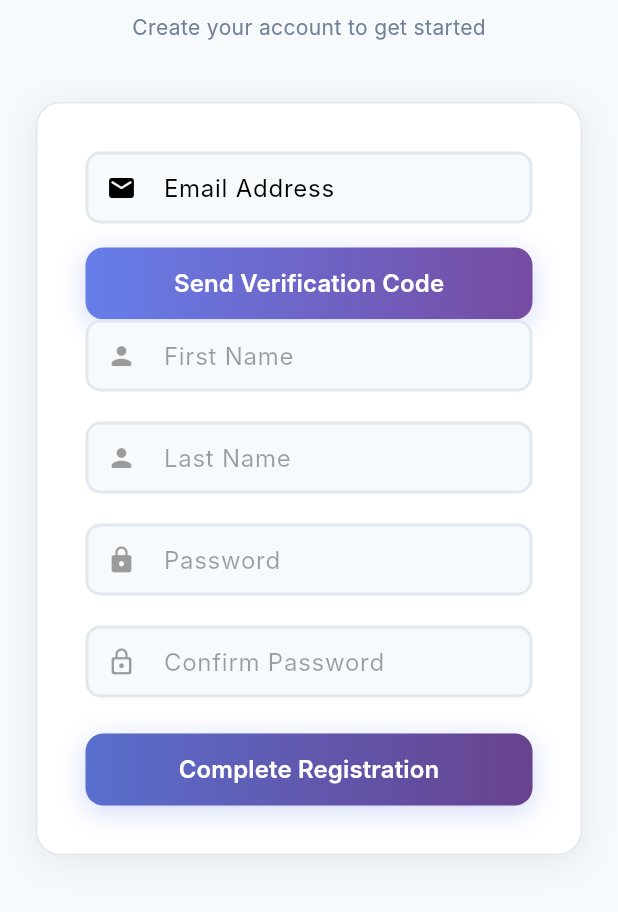
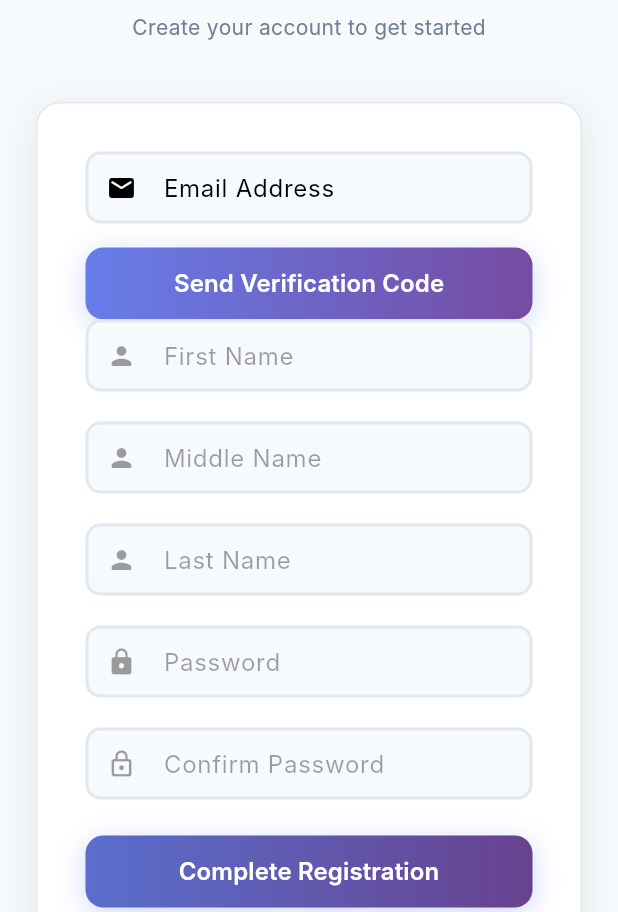
Before and after one commit to jsobrevinas6-debug/MajayjayApp, a Flutter app: the RegistrationPage screen opened by its route, on a phone screen of 412 x 824 dp, the part 324-1236 px from its top. Run offline on Flutter 3.47's test engine with Material 3 defaults, Android fonts, the phone set to English and light mode, and no system bars; our stand-ins replace firebase_core, image_picker, supabase_flutter; accounts and stored records are empty; Roboto replaces fonts that are missing (Inter).

Commit message:
Add middle name field to registration

```diff
--- a/lib/login/registration.dart
+++ b/lib/login/registration.dart
@@ -15,6 +15,7 @@ class _RegistrationPageState extends State<RegistrationPage> {
   final TextEditingController _emailController = TextEditingController();
   final TextEditingController _otpController = TextEditingController();
   final TextEditingController _firstNameController = TextEditingController();
+  final TextEditingController _middleNameController = TextEditingController();
   final TextEditingController _surnameController = TextEditingController();
   final TextEditingController _passwordController = TextEditingController();
   final TextEditingController _confirmPasswordController = TextEditingController();
@@ -320,6 +321,35 @@ class _RegistrationPageState extends State<RegistrationPage> {
         ),
         const SizedBox(height: 20),
         TextFormField(
+          controller: _middleNameController,
+          enabled: _isEmailVerified,
+          decoration: InputDecoration(
+            labelText: 'Middle Name',
+            hintText: _isEmailVerified ? 'Enter your middle name' : 'Verify email first',
+            prefixIcon: const Icon(Icons.person_rounded, size: 20),
+            filled: true,
+            fillColor: const Color(0xFFF7FAFC),
+            border: OutlineInputBorder(
+              borderRadius: BorderRadius.circular(10),
+              borderSide: const BorderSide(color: Color(0xFFE2E8F0), width: 2),
+            ),
+            enabledBorder: OutlineInputBorder(
+              borderRadius: BorderRadius.circular(10),
+              borderSide: const BorderSide(color: Color(0xFFE2E8F0), width: 2),
+            ),
+            disabledBorder: OutlineInputBorder(
+              borderRadius: BorderRadius.circular(10),
+              borderSide: const BorderSide(color: Color(0xFFE2E8F0), width: 2),
+            ),
+            focusedBorder: OutlineInputBorder(
+              borderRadius: BorderRadius.circular(10),
+              borderSide: const BorderSide(color: Color(0xFF667EEA), width: 2),
+            ),
+            contentPadding: const EdgeInsets.symmetric(horizontal: 16, vertical: 12),
+          ),
+        ),
+        const SizedBox(height: 20),
+        TextFormField(
           controller: _surnameController,
           enabled: _isEmailVerified,
           decoration: InputDecoration(
@@ -537,6 +567,7 @@ class _RegistrationPageState extends State<RegistrationPage> {
         await supabase.from('users').insert({
           'email': _emailController.text.trim(),
           'first_name': _firstNameController.text.trim(),
+          'middle_name': _middleNameController.text.trim().isNotEmpty ? _middleNameController.text.trim() : null,
           'last_name': _surnameController.text.trim(),
           'user_type': 'student',
         });
```
